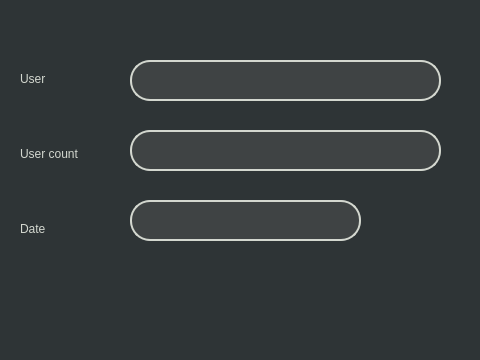
Above: MainWindow/booking_dialog_add.ui from k-rility/MyCourseWork before the change. Below: the same form after it.
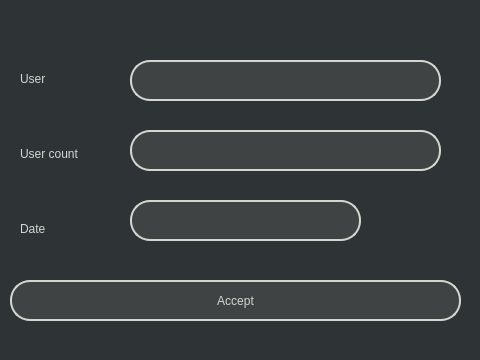
That is the form after the change.

Commit message: impl add method to insert into Booking table in database from booking class

Patch:
```diff
--- a/MainWindow/booking_dialog_add.ui
+++ b/MainWindow/booking_dialog_add.ui
@@ -157,6 +157,39 @@
     <string>User</string>
    </property>
   </widget>
+  <widget class="QPushButton" name="SignInClicked">
+   <property name="geometry">
+    <rect>
+     <x>10</x>
+     <y>280</y>
+     <width>451</width>
+     <height>41</height>
+    </rect>
+   </property>
+   <property name="cursor">
+    <cursorShape>PointingHandCursor</cursorShape>
+   </property>
+   <property name="styleSheet">
+    <string notr="true">QPushButton{
+	color: rgb(211, 215, 207);
+	border: 2px solid rgb(211, 215, 207);
+	border-radius:20px;
+	background-color: rgb(63, 67, 68);
+	font: 13pt &quot;Ubuntu&quot;;
+}
+QPushButton::hover{
+	border: 2px solid rgb(85, 87, 83);
+	background-color: rgb(45, 47, 48)
+}
+</string>
+   </property>
+   <property name="text">
+    <string>Accept</string>
+   </property>
+   <property name="checkable">
+    <bool>false</bool>
+   </property>
+  </widget>
  </widget>
  <resources/>
  <connections/>
```
Left out of the diff: 28 changed lines with no effect on the pictures. The commit also changes 7 other files.
